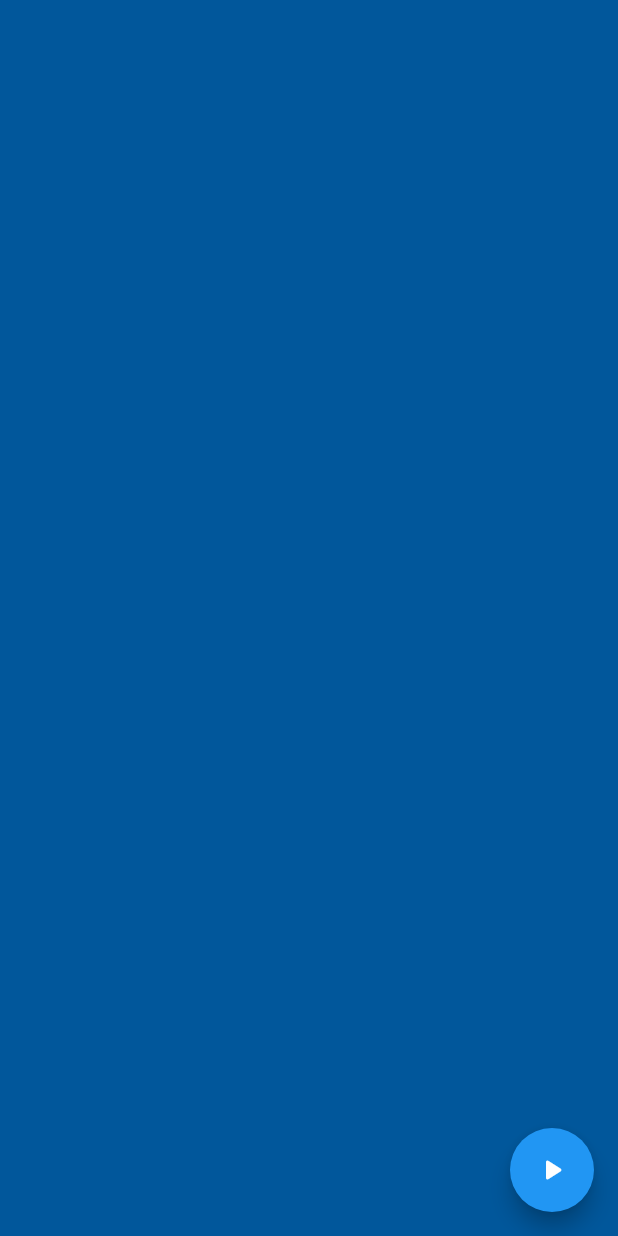
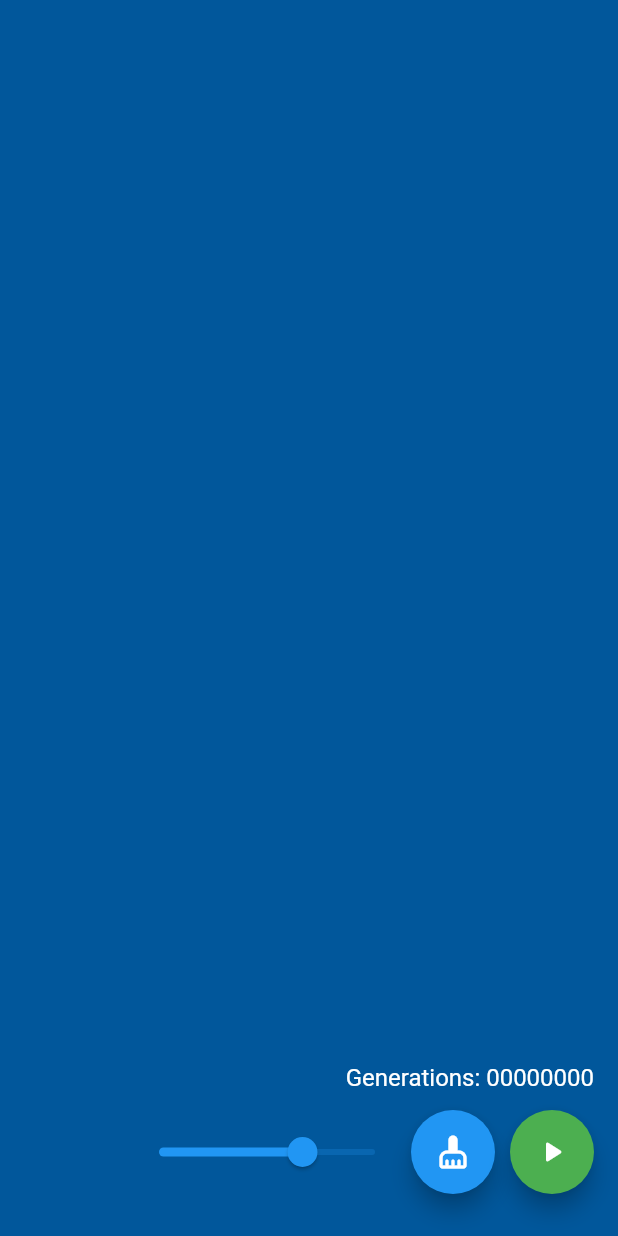
Before and after one commit to kenta-wakasa/game_of_life, a Flutter app: the screen it shows after launch, on a phone screen of 412 x 824 dp. Run offline on Flutter 3.47's test engine with Material 2 defaults, Android fonts, the light colour scheme and no system bars; our stand-ins replace flutter_riverpod.

Commit message:
スピード調節とスクロールに対応

```diff
--- /dev/null
+++ b/analysis_options.yaml
@@ -0,0 +1 @@
+include: package:pedantic_mono/analysis_options.yaml
--- a/lib/main.dart
+++ b/lib/main.dart
@@ -19,7 +19,7 @@ class MyApp extends StatelessWidget {
       theme: ThemeData(
         primarySwatch: Colors.blue,
       ),
-      home: MainPage(),
+      home: const MainPage(),
     );
   }
 }
--- a/lib/main_page.dart
+++ b/lib/main_page.dart
@@ -1,3 +1,5 @@
+import 'dart:ui';
+
 import 'package:flutter/gestures.dart';
 import 'package:flutter/material.dart';
 import 'package:flutter_riverpod/flutter_riverpod.dart';
@@ -14,24 +16,78 @@ class MainPage extends ConsumerWidget {
   @override
   Widget build(BuildContext context, ScopedReader watch) {
     final _provider = watch(mainProvider);
+
     return Scaffold(
       backgroundColor: Colors.lightBlue[900],
-      floatingActionButton: FloatingActionButton(
+      floatingActionButton: Column(
+        mainAxisAlignment: MainAxisAlignment.end,
+        crossAxisAlignment: CrossAxisAlignment.end,
+        children: [
+          Text(
+            'Generations: ${_provider.generations}',
+            style: const TextStyle(
+              color: Colors.white,
+              fontSize: 16,
+              fontFeatures: [FontFeature.tabularFigures()],
+            ),
+          ),
+          Row(
+            crossAxisAlignment: CrossAxisAlignment.center,
+            mainAxisAlignment: MainAxisAlignment.end,
+            children: [
+              SizedBox(
+                height: 80,
+                child: Slider(
+                  value: _provider.waitTimeMS.toDouble(),
+                  onChanged: (newWaitTimeMS) {
+                    _provider.waitTimeMS = newWaitTimeMS.toInt();
+                  },
+                  min: 10,
+                  max: 1500,
+                ),
+              ),
+              FloatingActionButton(
+                backgroundColor:
+                    _provider.isPlaying ? Colors.grey : Colors.blue,
+                onPressed: () {
+                  if (!_provider.isPlaying) {
+                    _provider.clearCells();
+                  }
+                },
+                child: const Icon(Icons.cleaning_services_rounded),
+              ),
+              const SizedBox(width: 10),
+              FloatingActionButton(
+                backgroundColor:
+                    _provider.isPlaying ? Colors.red : Colors.green,
                 onPressed: () async {
                   if (_provider.isPlaying) {
-            _provider.isPlaying = false;
-            _provider.editable = true;
+                    _provider
+                      ..start = false
+                      ..editable = true;
                   } else {
-            _provider.isPlaying = true;
-            _provider.editable = false;
-            _provider.mainLoop();
+                    _provider
+                      ..start = true
+                      ..editable = false
+                      ..mainLoop();
                   }
                 },
                 child: _provider.isPlaying
-            ? Icon(Icons.stop_rounded)
-            : Icon(Icons.play_arrow_rounded),
+                    ? const Icon(Icons.stop_rounded)
+                    : const Icon(Icons.play_arrow_rounded),
               ),
-      body: Stack(
+            ],
+          ),
+        ],
+      ),
+      body: SingleChildScrollView(
+        scrollDirection: Axis.vertical,
+        child: SingleChildScrollView(
+          scrollDirection: Axis.horizontal,
+          child: SizedBox(
+            width: _provider.width * _provider.baseLength,
+            height: _provider.height * _provider.baseLength,
+            child: Stack(
               children: [
                 CustomPaint(
                   painter: Painter(
@@ -45,18 +101,25 @@ class MainPage extends ConsumerWidget {
                   dragStartBehavior: DragStartBehavior.down,
                   onTapDown: (details) {
                     if (_provider.editable) {
+                      _provider
+                        ..setCellListWhenTapDown()
+                        ..ivertCells(
+                          _provider.positionToIndex(details.localPosition),
+                        );
+                    }
+                  },
+                  onPanUpdate: (details) {
+                    if (_provider.editable) {
                       _provider.ivertCells(
                         _provider.positionToIndex(details.localPosition),
                       );
                     }
                   },
-            onPanUpdate: (detail) {
-              _provider.generateCells(
-                _provider.positionToIndex(detail.localPosition),
-              );
-            },
                 )
               ],
+            ),
+          ),
+        ),
       ),
     );
   }
--- a/pubspec.yaml
+++ b/pubspec.yaml
@@ -13,11 +13,11 @@ dependencies:
     sdk: flutter
   # cupertino_icons: ^1.0.2
   flutter_riverpod: ^0.12.2
-  state_notifier: 0.6.0
 
 dev_dependencies:
   flutter_test:
     sdk: flutter
+  pedantic_mono: any
 
 flutter:
 
```
Also changed, not shown: lib/main_controller.dart (+64 -46 lines), lib/painter.dart (+1 -24 lines), pubspec.lock, 3 other files. Lines whose indentation alone changed are shown as unchanged.
